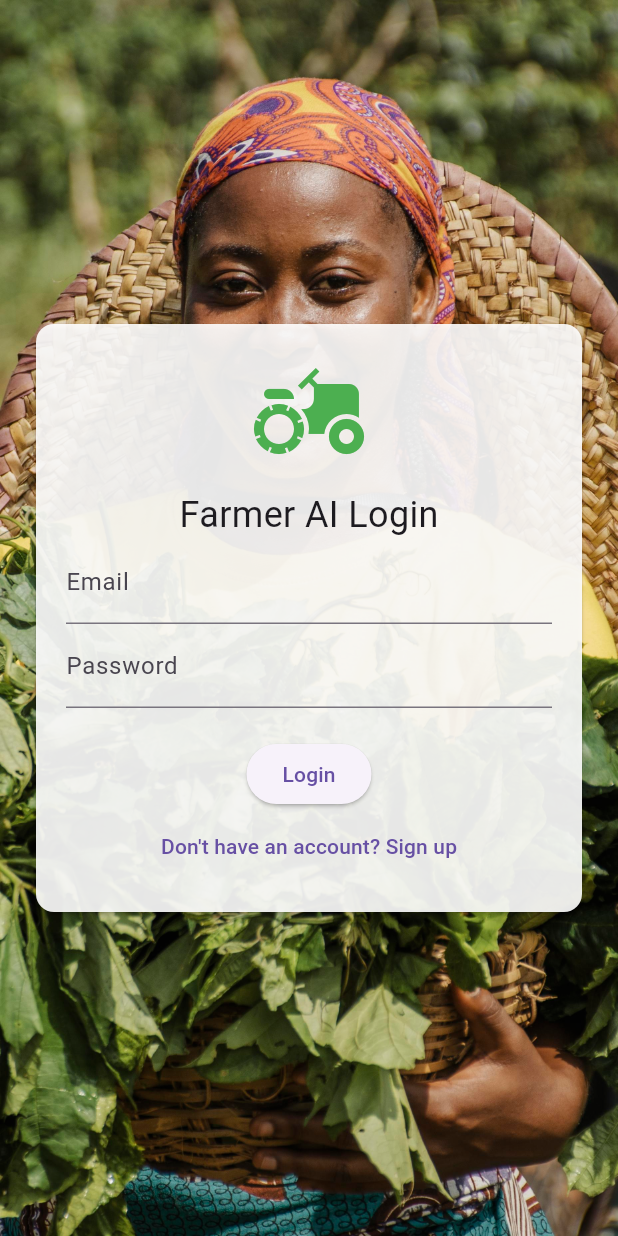
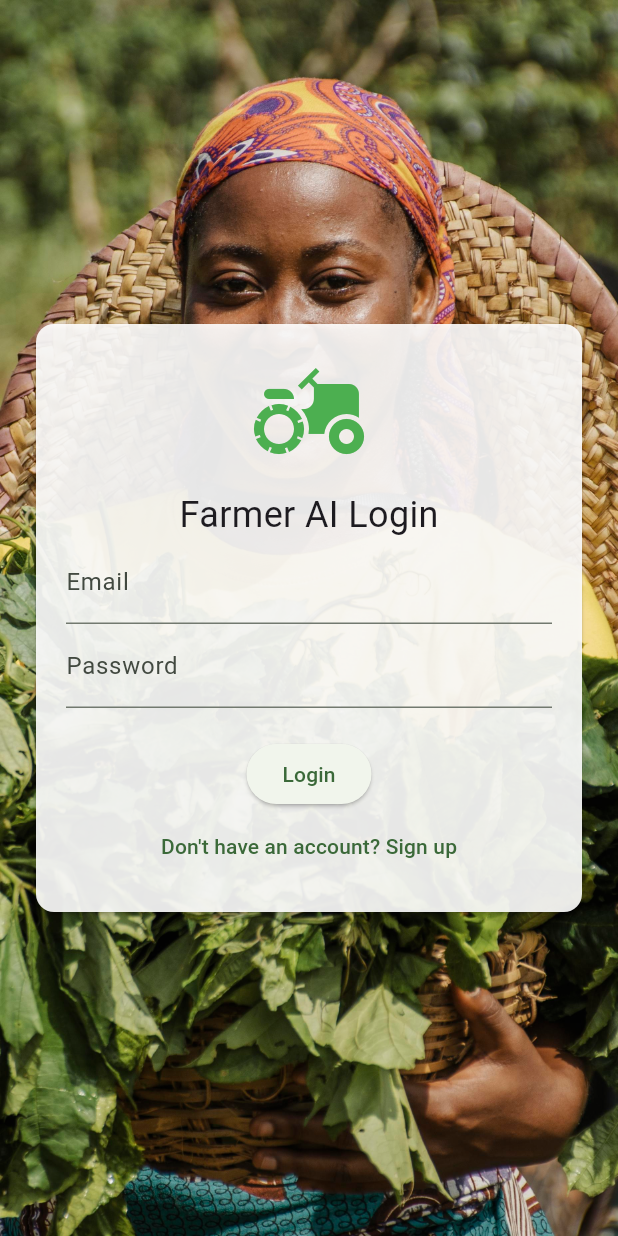
Before and after one commit to IANSEZI/FarmerAI, a Flutter app: the screen it shows after launch, on a phone screen of 412 x 824 dp. Run offline on Flutter 3.47's test engine with Material 3 defaults, Android fonts, the phone set to English and light mode, and no system bars; our stand-ins replace font_awesome_flutter, google_fonts, shared_preferences.

Commit message:
Update main.dart

```diff
--- a/lib/main.dart
+++ b/lib/main.dart
@@ -1,56 +1,113 @@
 import 'package:flutter/material.dart';
 import 'package:provider/provider.dart';
 import 'package:google_fonts/google_fonts.dart';
+import 'package:shared_preferences/shared_preferences.dart';
+
+// Import all screens
 import 'screens/app_settings.dart';
 import 'screens/login_screen.dart';
+import 'screens/notifications_screen.dart';
+import 'screens/news_detail_screen.dart';
+import 'screens/analytics_screen.dart';
+import 'screens/weather_screen.dart';
+import 'screens/favorites_screen.dart';
+import 'screens/settings_screen.dart';
 
 void main() async {
   WidgetsFlutterBinding.ensureInitialized();
+
+  // Initialize app settings
+  final settings = AppSettings();
+  await settings.init(); // Initialize with saved preferences
+
   runApp(
     ChangeNotifierProvider(
-      create: (context) => AppSettings(),
-      child: FarmerAIApp(),
+      create: (context) => settings,
+      child: const FarmerAIApp(),
     ),
   );
 }
 
 class FarmerAIApp extends StatelessWidget {
+  const FarmerAIApp({super.key});
+
   @override
   Widget build(BuildContext context) {
     return Consumer<AppSettings>(
       builder: (context, settings, child) {
-        TextTheme baseTextTheme = Theme.of(context).textTheme.apply(
-              fontSizeFactor: settings.fontSize / 16.0,
-            );
-
-        TextTheme finalTextTheme;
-
-        // Apply GoogleFonts dynamically
-        switch (settings.fontFamily) {
-          case 'Roboto':
-            finalTextTheme = GoogleFonts.robotoTextTheme(baseTextTheme);
-            break;
-          case 'Lato':
-            finalTextTheme = GoogleFonts.latoTextTheme(baseTextTheme);
-            break;
-          case 'Montserrat':
-            finalTextTheme = GoogleFonts.montserratTextTheme(baseTextTheme);
-            break;
-          default:
-            finalTextTheme = baseTextTheme;
-        }
-
         return MaterialApp(
           title: 'Farmer AI App',
           debugShowCheckedModeBanner: false,
-          theme: ThemeData(
-            brightness: settings.darkMode ? Brightness.dark : Brightness.light,
-            primaryColor: settings.themeColor,
-            textTheme: finalTextTheme,
+          theme: _buildTheme(context, settings, Brightness.light),
+          darkTheme: _buildTheme(context, settings, Brightness.dark),
+          themeMode: settings.darkMode ? ThemeMode.dark : ThemeMode.light,
+          initialRoute: '/login',
+          routes: {
+            '/login': (context) => LoginScreen(),
+            '/NotificationsScreen': (context) => NotificationsScreen(),
+            '/NewsDetailScreen': (context) => NewsDetailScreen(
+                  title: "Agriculture News", // Default title
+                  details:
+                      "Latest farming trends and updates...", // Default content
+                  image: "assets/default_news.jpg", // Default image
+                ),
+            '/analytics': (context) => const AnalyticsScreen(),
+            '/WeatherScreen': (context) => WeatherScreen(),
+            '/FavoritesScreen': (context) => FavoritesScreen(),
+            '/SettingsScreen': (context) => SettingsScreen(),
+          },
+          onUnknownRoute: (settings) => MaterialPageRoute(
+            builder: (context) => LoginScreen(),
           ),
-          home: LoginScreen(),
         );
       },
     );
   }
+
+  ThemeData _buildTheme(
+      BuildContext context, AppSettings settings, Brightness brightness) {
+    // Base text theme with dynamic font size
+    final baseTextTheme = (brightness == Brightness.dark
+            ? ThemeData.dark().textTheme
+            : ThemeData.light().textTheme)
+        .apply(
+      fontSizeFactor: settings.fontSize / 16.0,
+    );
+
+    // Apply selected font family
+    final textTheme = _applyFontFamily(settings.fontFamily, baseTextTheme);
+
+    return ThemeData(
+      useMaterial3: true,
+      brightness: brightness,
+      colorScheme: ColorScheme.fromSeed(
+        seedColor: settings.themeColor,
+        brightness: brightness,
+      ),
+      textTheme: textTheme,
+      appBarTheme: AppBarTheme(
+        centerTitle: true,
+        titleTextStyle: textTheme.titleLarge?.copyWith(
+          fontWeight: FontWeight.bold,
+        ),
+      ),
+    );
+  }
+
+  TextTheme _applyFontFamily(String fontFamily, TextTheme baseTextTheme) {
+    switch (fontFamily) {
+      case 'Roboto':
+        return GoogleFonts.robotoTextTheme(baseTextTheme);
+      case 'Lato':
+        return GoogleFonts.latoTextTheme(baseTextTheme);
+      case 'Montserrat':
+        return GoogleFonts.montserratTextTheme(baseTextTheme);
+      case 'Poppins':
+        return GoogleFonts.poppinsTextTheme(baseTextTheme);
+      case 'OpenSans':
+        return GoogleFonts.openSansTextTheme(baseTextTheme);
+      default:
+        return baseTextTheme;
+    }
+  }
 }
```
